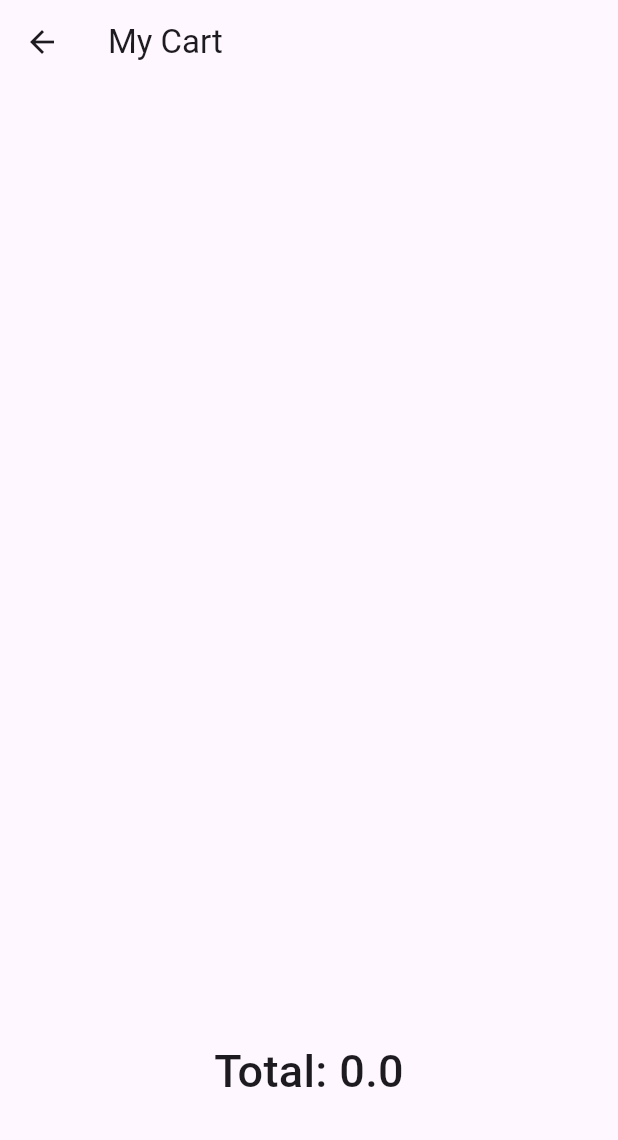
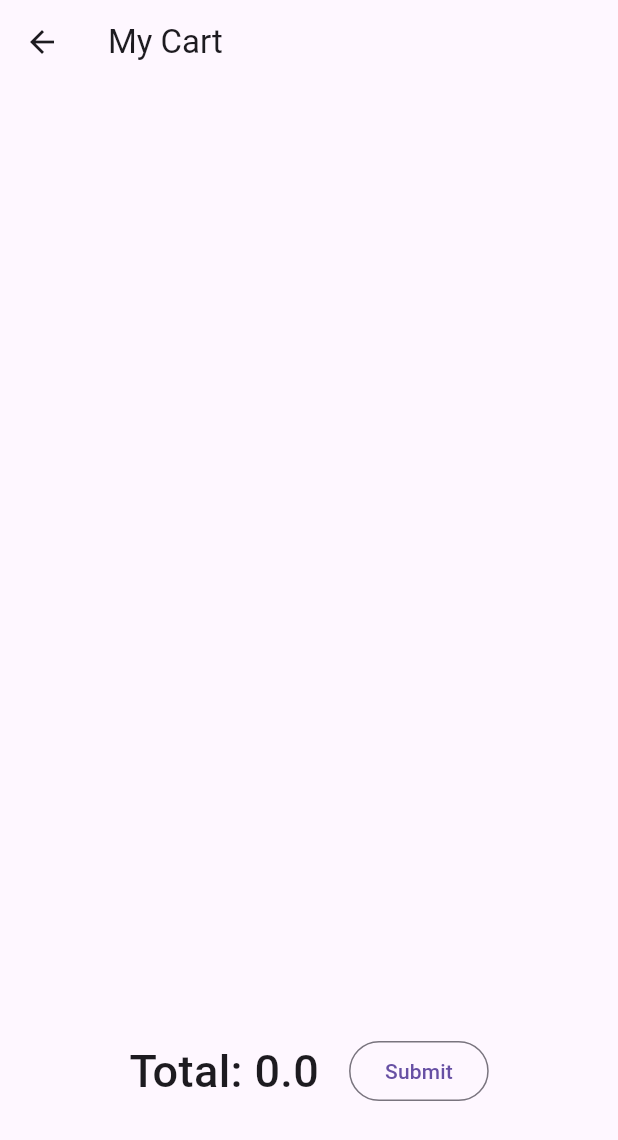
Before and after one commit to toanvan273/flutter-ui-basic, a Flutter app: the MyCart screen opened directly, on a phone screen of 412 x 824 dp. Shown: the top 1140 px of the screen. Run offline on Flutter 3.47's test engine with Material 3 defaults, Android fonts, the phone set to English and light mode, and no system bars; our stand-ins replace flutter_bloc.

Commit message:
update cart bloc

```diff
--- a/lib/ui_catalog/MyCart.dart
+++ b/lib/ui_catalog/MyCart.dart
@@ -18,7 +18,7 @@ class MyCart extends StatelessWidget{
             actions: state.getLength != 0 ?
             [
             InkWell(
-              child: Icon(Icons.remove_circle_outline),
+              child: const Icon(Icons.remove_circle_outline),
               onTap: (){
                 ScaffoldMessenger.of(context).showSnackBar(
                     SnackBar(
@@ -34,17 +34,18 @@ class MyCart extends StatelessWidget{
                 );
               },
             ),
-            Padding(padding: EdgeInsets.only(right: 20))
+            const Padding(padding: EdgeInsets.only(right: 20))
             ] : null,
           ),
           body: Padding(
-            padding: EdgeInsets.symmetric(
+            padding: const EdgeInsets.symmetric(
                 vertical: 10,
                 horizontal: 10
             ),
             child: Column(
               children: [
                 Expanded(
+                  child: SingleChildScrollView(
                     child: Column(
                       children: [
                         for (final product in state.products)
@@ -54,7 +55,7 @@ class MyCart extends StatelessWidget{
                                   child: Text('${product.name}')
                               ),
                               ElevatedButton(
-                                child: Text('Delete'),
+                                  child: const Text('Delete'),
                                   onPressed: (){
                                     context.read<CartBloc>().add(CartEventRemove(product.id));
                                   }
@@ -64,10 +65,24 @@ class MyCart extends StatelessWidget{
                       ],
                     ),
                   ),
+                ),
                 SizedBox(
                   height: 200,
                   child: Center(
-                    child: Text('Total: ${state.totalPrices}', style: TextStyle(fontSize: 30, fontWeight: FontWeight.w500),),
+                    child: Row(
+                      mainAxisAlignment: MainAxisAlignment.center,
+                      children: [
+                        Text('Total: ${state.totalPrices}', style: const TextStyle(fontSize: 30, fontWeight: FontWeight.w500),),
+                        SizedBox(width: 20),
+                        OutlinedButton(
+                            style: TextButton.styleFrom(
+                              textStyle: Theme.of(context).textTheme.labelLarge,
+                            ),
+                            onPressed: () => _dialogBuilder1(context),
+                            child: const Text('Submit')
+                        ),
+                      ],
+                    ),
                   ),
                 )
               ],
@@ -77,4 +92,35 @@ class MyCart extends StatelessWidget{
       },
     );
   }
+
+  Future<void> _dialogBuilder1(BuildContext context){
+    return showDialog<void>(
+      context: context,
+      builder: (BuildContext context){
+        return AlertDialog(
+          title: Text('Title'),
+          content: const Text(
+            'A dialog is a type of modal window that\n'
+                'appears in front of app content to\n'
+                'provide critical information, or prompt\n'
+                'for a decision to be made.',
+          ),
+          actions: <Widget>[
+            ElevatedButton(
+              child: Text('Cancel'),
+              onPressed: (){
+                Navigator.of(context).pop();
+              },
+            ),
+            TextButton(
+              child:  Text('Submit'),
+              onPressed: (){
+                Navigator.of(context).pop();
+              },
+            ),
+          ],
+        );
       }
+    );
+  }
+}
--- a/lib/ui_catalog/cart_bloc.dart
+++ b/lib/ui_catalog/cart_bloc.dart
@@ -15,7 +15,6 @@ final class CartEventRemove extends CartEvent {
 final class CartEventRemoveAll extends CartEvent{}
 
 
-
 class CartBloc extends Bloc<CartEvent, CartState> {
   CartBloc():super(CartState([])) {
    on<CartEventAdd>((event, emit) => emit(state.addProduct(event.product)));
@@ -23,9 +22,6 @@ class CartBloc extends Bloc<CartEvent, CartState> {
    on<CartEventRemoveAll>((event, emit) => emit(state.removeAllProduct()));
   }
 }
-
-
-
 
 
 
```
Lines whose indentation alone changed are shown as unchanged.
